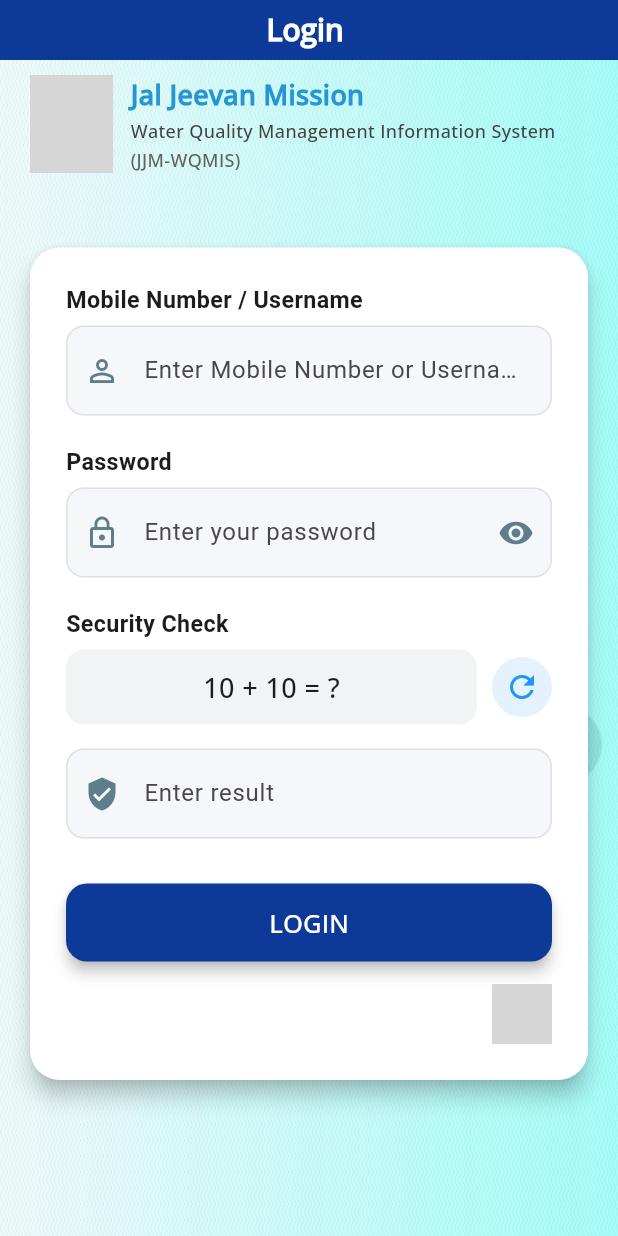
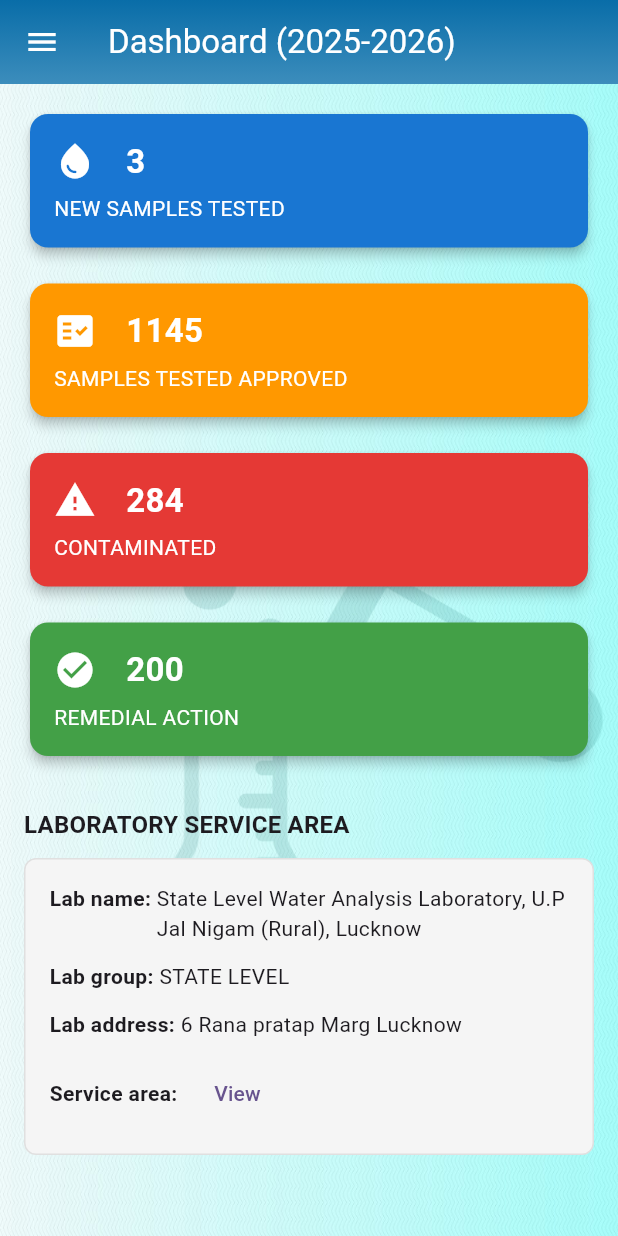
Before and after one commit to shubhamdevgupta/jjm-wqmis, a Flutter app: the screen it shows after launch, on a phone screen of 412 x 824 dp. Run offline on Flutter 3.47's test engine with Material 3 defaults, Android fonts, the phone set to English and light mode, and no system bars; our stand-ins replace connectivity_plus, device_info_plus, firebase_core, firebase_crashlytics, flutter_image_compress, fluttertoast and 6 more; missing offline and left inert: encrypt; accounts and stored records are empty; network calls fail; grey boxes are pictures that could not be loaded.

Commit message:
add dashboard screen

```diff
--- a/lib/main.dart
+++ b/lib/main.dart
@@ -17,6 +17,7 @@
 import 'package:jjm_wqmis/utils/app_routes.dart';
 import 'package:jjm_wqmis/utils/encyp_decyp.dart';
 import 'package:jjm_wqmis/utils/update_dialog.dart';
+import 'package:jjm_wqmis/views/dept_data/dept_dashboard_screen.dart';
 import 'package:provider/provider.dart';
 
 final GlobalKey<NavigatorState> navigatorKey = GlobalKey<NavigatorState>();
--- a/lib/views/auth/splash_screen.dart
+++ b/lib/views/auth/splash_screen.dart
@@ -3,6 +3,8 @@
 import 'package:jjm_wqmis/providers/master_provider.dart';
 import 'package:jjm_wqmis/utils/app_constants.dart';
 import 'package:jjm_wqmis/utils/user_session_manager.dart';
+import 'package:jjm_wqmis/views/dept_data/dept_dashboard_screen.dart';
+import 'package:jjm_wqmis/views/labIncharge/labincharge_dashboard.dart';
 import 'package:provider/provider.dart';
 
 import 'package:jjm_wqmis/providers/update_provider.dart';
@@ -53,7 +55,13 @@
     final roleId = session.roleId;
     await authProvider.checkLoginStatus();
     masterProvider.clearData();
-    if (authProvider.isLoggedIn) {
+    Navigator.push(
+      context,
+      MaterialPageRoute(
+        builder: (_) => LabinchargeDashboard(),
+      ),
+    );
+/*    if (authProvider.isLoggedIn) {
       if (roleId == 4) {
         Navigator.pushReplacementNamed(
             context, AppConstants.navigateToDashboardScreen);
@@ -67,7 +75,7 @@
     } else {
       Navigator.pushReplacementNamed(
           context, AppConstants.navigateToLoginScreen);
-    }
+    }*/
   }
 
   @override
--- /dev/null
+++ b/lib/views/labIncharge/labincharge_dashboard.dart
@@ -0,0 +1,253 @@
+import 'package:flutter/material.dart';
+import 'package:jjm_wqmis/providers/authentication_provider.dart';
+import 'package:jjm_wqmis/services/app_reset_service.dart';
+import 'package:jjm_wqmis/utils/app_constants.dart';
+import 'package:jjm_wqmis/utils/app_style.dart';
+import 'package:provider/provider.dart';
+
+class LabinchargeDashboard extends StatefulWidget {
+  const LabinchargeDashboard({super.key});
+
+  @override
+  State<LabinchargeDashboard> createState() => _LabinchargeDashboardState();
+}
+
+class _LabinchargeDashboardState extends State<LabinchargeDashboard> {
+  @override
+  Widget build(BuildContext context) {
+    return Container(
+      decoration: const BoxDecoration(
+        image: DecorationImage(
+            image: AssetImage('assets/icons/header_bg.png'), fit: BoxFit.cover),
+      ),
+      child: Scaffold(
+        backgroundColor: Colors.transparent,
+        appBar: AppBar(
+          title: const Text('Dashboard (2025-2026)',style: TextStyle(color: Colors.white),),
+          leading: Builder(
+            builder: (context) {
+              return IconButton(
+                icon: const Icon(Icons.menu, color: Colors.white),
+                // Drawer icon
+                onPressed: () {
+                  Scaffold.of(context)
+                      .openDrawer(); // Open the Navigation Drawer
+                },
+              );
+            },
+          ),
+          flexibleSpace: Container(
+            decoration: const BoxDecoration(
+              gradient: LinearGradient(
+                colors: [
+                  Color(0xFF096DA8), // Dark blue color
+                  Color(0xFF3C8DBC), // Green color
+                ],
+                begin: Alignment.topCenter, // Start at the top center
+                end: Alignment.bottomCenter, // End at the bottom center
+              ),
+            ),
+          ),
+
+        ),
+        drawer: Drawer(
+          child: ListView(
+            padding: EdgeInsets.zero,
+            children: [
+              DrawerHeader(
+                decoration: const BoxDecoration(
+                  color: Colors.blue,
+                ),
+                child: Column(
+                  crossAxisAlignment: CrossAxisAlignment.start,
+                  children: [
+                    Text(
+                      AppConstants.ftkUser,
+                      style: AppStyles.appBarTitle,
+                    ),
+                  ],
+                ),
+              ),
+              ListTile(
+                leading: const Icon(Icons.dashboard),
+                title: Text(
+                  AppConstants.dashboard,
+                  style: AppStyles.style16NormalBlack,
+                ),
+                onTap: () {
+                  Navigator.pop(context);
+                },
+              ),
+              ListTile(
+                leading: const Icon(Icons.logout),
+                title: Text(
+                  AppConstants.logout,
+                  style: AppStyles.style16NormalBlack,
+                ),
+                onTap: () async {
+                  final authProvider = Provider.of<AuthenticationProvider>(
+                      context,
+                      listen: false);
+                  await authProvider.logoutUser();
+                  await AppResetService.fullReset(context);
+                  Navigator.pushNamedAndRemoveUntil(
+                    context,
+                    AppConstants.navigateToLoginScreen,
+                        (route) => false,
+                  );
+                },
+              ),
+            ],
+          ),
+        ),
+
+        body: SingleChildScrollView(
+          padding: const EdgeInsets.all(16.0),
+          child: Column(
+            children: [
+              // Top 4 summary boxes in 2x2 layout using Wrap for responsiveness
+              Wrap(
+                spacing: 16,
+                runSpacing: 16,
+                alignment: WrapAlignment.center,
+                children: [
+                  _buildDashboardCard(
+                    icon: Icons.water_drop,
+                    color: Colors.blue.shade700,
+                    label: 'NEW SAMPLES TESTED',
+                    value: '3',
+                  ),
+                  _buildDashboardCard(
+                    icon: Icons.fact_check,
+                    color: Colors.orange,
+                    label: 'SAMPLES TESTED APPROVED',
+                    value: '1145',
+                  ),
+                  _buildDashboardCard(
+                    icon: Icons.warning,
+                    color: Colors.red.shade600,
+                    label: 'CONTAMINATED',
+                    value: '284',
+                  ),
+                  _buildDashboardCard(
+                    icon: Icons.check_circle,
+                    color: Colors.green.shade600,
+                    label: 'REMEDIAL ACTION',
+                    value: '200',
+                  ),
+                ],
+              ),
+
+              const SizedBox(height: 30),
+
+              // Laboratory Service Area
+              Align(
+                alignment: Alignment.centerLeft,
+                child: Text(
+                  'LABORATORY SERVICE AREA',
+                  style: Theme.of(context).textTheme.titleMedium?.copyWith(
+                    fontWeight: FontWeight.bold,
+                  ),
+                ),
+              ),
+              const SizedBox(height: 10),
+              _buildLabInfo(),
+            ],
+          ),
+        ),
+      ),
+    );
+  }
+
+  Widget _buildDashboardCard({
+    required IconData icon,
+    required Color color,
+    required String label,
+    required String value,
+  }) {
+    return SizedBox(
+      width: MediaQuery.of(context).size.width < 600
+          ? double.infinity
+          : (MediaQuery.of(context).size.width / 2) - 32,
+      child: Card(
+        elevation: 3,
+        color: color,
+        child: Padding(
+          padding: const EdgeInsets.all(16),
+          child: Column(
+            crossAxisAlignment: CrossAxisAlignment.start,
+            children: [
+              Row(
+                children: [
+                  Icon(icon, color: Colors.white, size: 28),
+                  SizedBox(width: 20,),
+                  Text(
+                    value,
+                    style: const TextStyle(
+                        fontSize: 22,
+                        fontWeight: FontWeight.bold,
+                        color: Colors.white),
+                  ),
+                ],
+              ),
+              const SizedBox(height: 6),
+              Text(
+                label,
+                style: const TextStyle(fontSize: 14, color: Colors.white),
+              ),
+            ],
+          ),
+        ),
+      ),
+    );
+  }
+
+  Widget _buildLabInfo() {
+    return Container(
+      width: double.infinity,
+      decoration: BoxDecoration(
+        color: Colors.grey.shade100,
+        borderRadius: BorderRadius.circular(8),
+        border: Border.all(color: Colors.grey.shade300),
+      ),
+      padding: const EdgeInsets.all(16),
+      child: Column(
+        crossAxisAlignment: CrossAxisAlignment.start,
+        children: [
+          _buildInfoRow("Lab name",
+              "State Level Water Analysis Laboratory, U.P Jal Nigam (Rural), Lucknow"),
+          _buildInfoRow("Lab group", "STATE LEVEL"),
+          _buildInfoRow("Lab address", "6 Rana pratap Marg Lucknow"),
+          Row(
+            children: [
+              const Text(
+                "Service area:",
+                style: TextStyle(fontWeight: FontWeight.bold),
+              ),
+              const SizedBox(width: 8),
+              TextButton(onPressed: (){}, child: Text("View")),
+            ],
+          ),
+        ],
+      ),
+    );
+  }
+
+  Widget _buildInfoRow(String label, String value) {
+    return Padding(
+      padding: const EdgeInsets.only(bottom: 12),
+      child: Row(
+        crossAxisAlignment: CrossAxisAlignment.start,
+        children: [
+          Text(
+            "$label: ",
+            style: const TextStyle(fontWeight: FontWeight.bold),
+          ),
+          Expanded(
+            child: Text(value),
+          ),
+        ],
+      ),
+    );
+  }
+}
```
